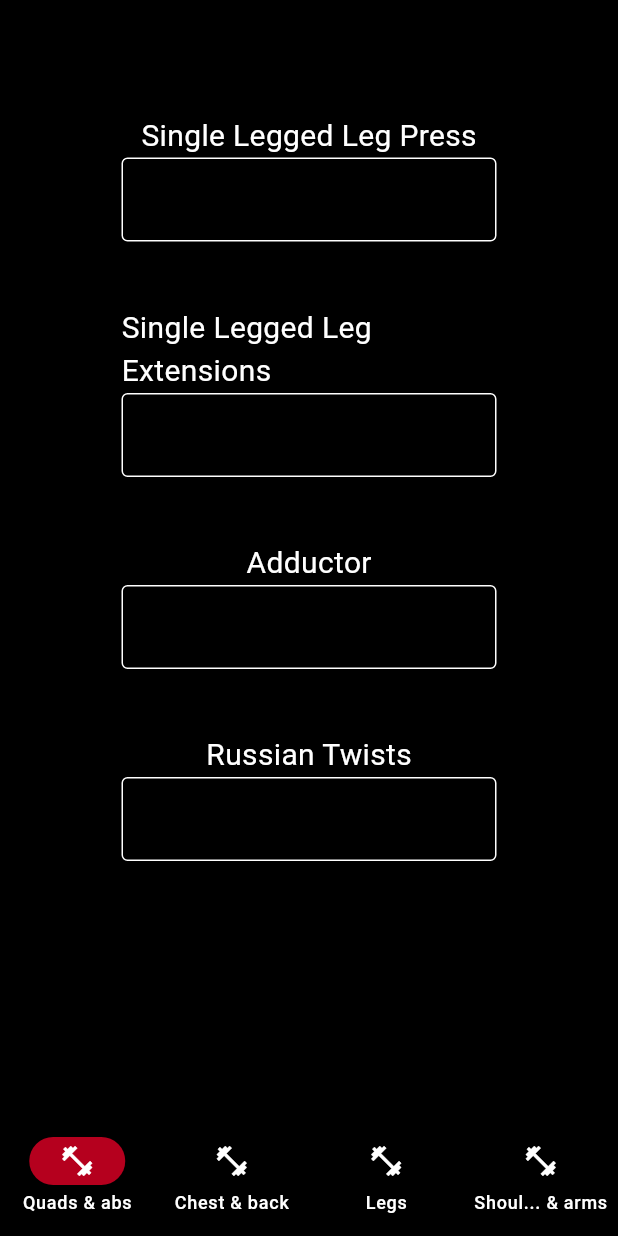
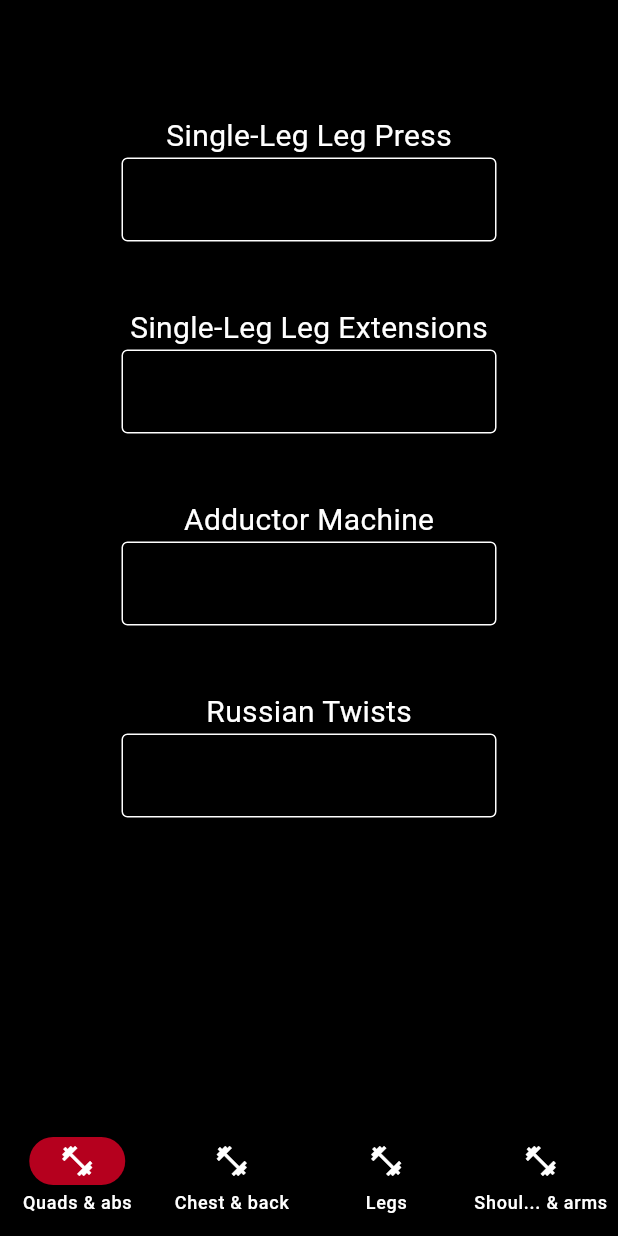
Before and after one commit to LukasDS/lds-workout-system, a Flutter app: the screen it shows after launch, on a phone screen of 412 x 824 dp. Run offline on Flutter 3.47's test engine with Material 3 defaults, Android fonts, the phone set to English and light mode, and no system bars; our stand-ins replace cloud_firestore, firebase_core, shared_preferences; accounts and stored records are empty; generated files the repository leaves out were written again.

Commit message:
refactor: improve exercise naming for consistency and clarity
Co-authored-by: aider (gpt-4o) <aider@aider.chat>

```diff
--- a/apps/mobile/lib/features/workout/presentation/workout_screen.dart
+++ b/apps/mobile/lib/features/workout/presentation/workout_screen.dart
@@ -59,17 +59,17 @@ class _WorkoutScreenState extends State<WorkoutScreen> {
       const WorkoutSplitWidget(
         title: 'Quads & abs',
         exercises: [
-          ExerciseInfo(name: 'Single Legged Leg Press', warmupInfo: getDefaultWarmupInfo),
-          ExerciseInfo(name: 'Single Legged Leg Extensions', warmupInfo: getDefaultWarmupInfo),
-          ExerciseInfo(name: 'Adductor', warmupInfo: getDefaultWarmupInfo),
+          ExerciseInfo(name: 'Single-Leg Leg Press', warmupInfo: getDefaultWarmupInfo),
+          ExerciseInfo(name: 'Single-Leg Leg Extensions', warmupInfo: getDefaultWarmupInfo),
+          ExerciseInfo(name: 'Adductor Machine', warmupInfo: getDefaultWarmupInfo),
           ExerciseInfo(name: 'Russian Twists', warmupInfo: getDefaultWarmupInfo)
         ],
       ),
       const WorkoutSplitWidget(
         title: 'Chest & back',
         exercises: [
-          ExerciseInfo(name: 'Dumbbell Press', warmupInfo: getDefaultWarmupInfo),
-          ExerciseInfo(name: 'Incline Dumbbell Flies', warmupInfo: getDefaultWarmupInfo),
+          ExerciseInfo(name: 'Flat Dumbbell Press', warmupInfo: getDefaultWarmupInfo),
+          ExerciseInfo(name: 'Incline Dumbbell Flyes', warmupInfo: getDefaultWarmupInfo),
           ExerciseInfo(name: 'Pull-Ups', warmupInfo: getDefaultWarmupInfo),
           ExerciseInfo(name: 'Dumbbell Pullovers', warmupInfo: getDefaultWarmupInfo)
         ],
@@ -77,20 +77,20 @@ class _WorkoutScreenState extends State<WorkoutScreen> {
       const WorkoutSplitWidget(
           title: 'Legs',
           exercises: [
-            ExerciseInfo(name: 'Deadlift', warmupInfo: getBarbellWarmupInfo),
+            ExerciseInfo(name: 'Barbell Deadlift', warmupInfo: getBarbellWarmupInfo),
             ExerciseInfo(name: 'Leg Curls', warmupInfo: getDefaultWarmupInfo),
-            ExerciseInfo(name: 'Abductor', warmupInfo: getDefaultWarmupInfo),
-            ExerciseInfo(name: 'Single Legged Leg Press Calf Raises', warmupInfo: getDefaultWarmupInfo)
+            ExerciseInfo(name: 'Abductor Machine', warmupInfo: getDefaultWarmupInfo),
+            ExerciseInfo(name: 'Single-Leg Leg Press Calf Raises', warmupInfo: getDefaultWarmupInfo)
           ]
       ),
       const WorkoutSplitWidget(
         title: 'Shoulders & arms',
         exercises: [
           ExerciseInfo(name: 'Seated Dumbbell Shoulder Press', warmupInfo: getDefaultWarmupInfo),
-          ExerciseInfo(name: 'Lateral Raises', warmupInfo: getDefaultWarmupInfo),
+          ExerciseInfo(name: 'Lateral Dumbbell Raises', warmupInfo: getDefaultWarmupInfo),
           ExerciseInfo(name: 'Aperture L', warmupInfo: getApertureLWarmupInfo),
           ExerciseInfo(name: 'Bicep Curls', warmupInfo: getDefaultWarmupInfo),
-          ExerciseInfo(name: 'Dips', warmupInfo: getDefaultWarmupInfo)
+          ExerciseInfo(name: 'Parallel Bar Dips', warmupInfo: getDefaultWarmupInfo)
         ]
       )
     ];
```
